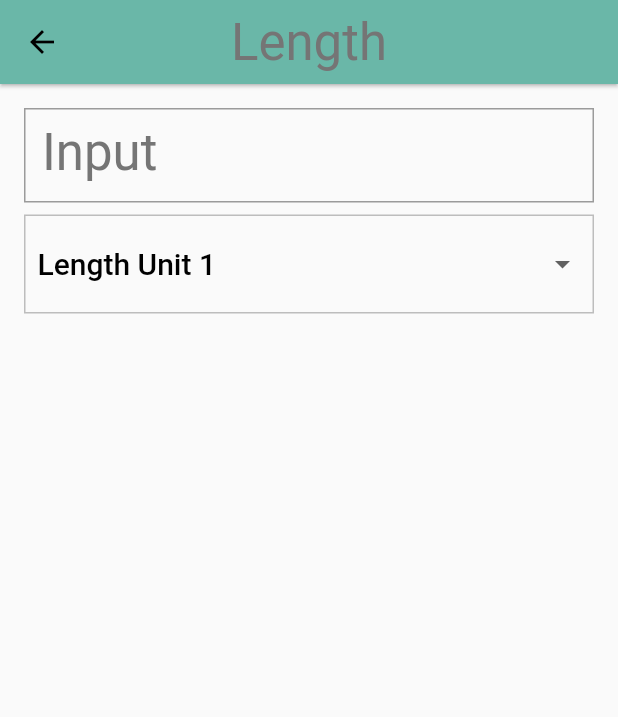
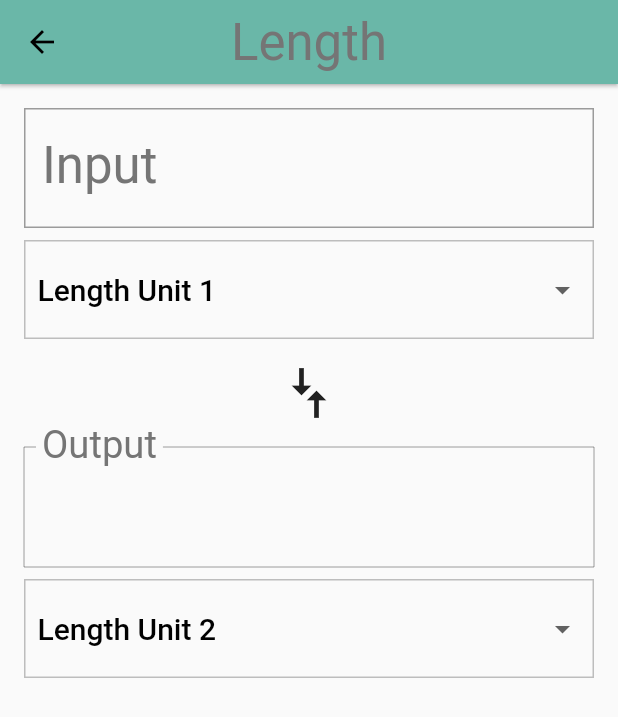
Before and after one commit to t3DDy-choco/flutter-heapstash, a Flutter app: the screen it shows after launch, after a tap on "Length", on a phone screen of 412 x 824 dp. Shown: the top 717 px of the screen. Run offline on Flutter 3.47's test engine with Material 2 defaults, Android fonts, the phone set to English and light mode, and no system bars.

Commit message:
Update converter_screen.dart
The Program finally converts, although I am still not using real conversion data.

It works though!

```diff
--- a/task_02_category_widget/lib/converter_screen.dart
+++ b/task_02_category_widget/lib/converter_screen.dart
@@ -19,12 +19,12 @@ class ConverterScreen extends StatefulWidget {
 }
 
 class _ConverterScreenState extends State<ConverterScreen> {
-  // TODO: Set some variables, such as for keeping track of the user's input value and units
   Unit _inputUnit;
+  Unit _outputUnit;
   bool validationCheck = false;
   double inputValue;
-
-  // TODO: Add other helper functions. We've given you one, _format()
+  double outputValue;
+  String converted = '';
 
   /// Clean up conversion; trim trailing zeros, e.g. 5.500 -> 5.5, 10.0 -> 10
   String _format(double conversion) {
@@ -52,6 +52,7 @@ class _ConverterScreenState extends State<ConverterScreen> {
   void _setDefaults() {
     setState(() {
       _inputUnit = widget.units[0];
+      _outputUnit = widget.units[1];
     });
   }
 
@@ -82,26 +83,79 @@ class _ConverterScreenState extends State<ConverterScreen> {
     return null;
   }
 
-  void _inputValidation(String value) {
+  void _update(String value) {
     setState(() {
-      try {
-        inputValue = double.parse(value);
-        validationCheck = false;
-      } on Exception catch (e) {
-        validationCheck = true;
+      if (value == null || value.isEmpty) {
+        converted = '';
+      } else {
+        try {
+          inputValue = double.parse(value);
+          validationCheck = false;
+          convert();
+        } on Exception catch (e) {
+          validationCheck = true;
+          print(e);
+        }
       }
     });
   }
 
+  void convert() {
+    setState(() {
+      outputValue =
+          inputValue * (_outputUnit.conversion / _inputUnit.conversion);
+      converted = _format(outputValue);
+    });
+  }
+
+  void _inputChanged(dynamic unit) {
+    setState(() {
+      _inputUnit = _updateValue(unit);
+    });
+    if (inputValue != null) {
+      convert();
+    }
+  }
+
+  void _outputChanged(dynamic unit) {
+    setState(() {
+      _outputUnit = _updateValue(unit);
+    });
+    if (inputValue != null) {
+      convert();
+    }
+  }
+
+  Container _buildDropDown(Unit unit, var changed) {
+    return Container(
+      margin: EdgeInsets.only(top: 8.0),
+      padding: EdgeInsets.all(8.0),
+      decoration: BoxDecoration(
+        border: Border.all(
+          color: Colors.grey[400],
+          width: 1.0,
+        ),
+      ),
+      child: DropdownButtonHideUnderline(
+        child: DropdownButton(
+          isExpanded: true,
+          value: unit.name,
+          style: Theme.of(context).textTheme.headline6,
+          onChanged: changed,
+          items: _returnDropDownItems(),
+        ),
+      ),
+    );
+  }
+
   @override
   Widget build(BuildContext context) {
-    // TODO: Create the 'input' group of widgets. This is a Column that
-    // includes the input value, and 'from' unit [Dropdown].
-    final Column input = Column(
+    final Column inputCol = Column(
+      crossAxisAlignment: CrossAxisAlignment.stretch,
       children: [
         TextField(
           keyboardType: TextInputType.number,
-          style: Theme.of(context).textTheme.headline6,
+          style: Theme.of(context).textTheme.headline4,
           decoration: InputDecoration(
             labelStyle: Theme.of(context).textTheme.headline4,
             labelText: 'Input',
@@ -111,45 +165,53 @@ class _ConverterScreenState extends State<ConverterScreen> {
               borderRadius: BorderRadius.circular(0.0),
             ),
           ),
-          onChanged: _inputValidation,
+          onChanged: _update,
         ),
-        Container(
-          margin: EdgeInsets.only(top: 8.0),
-          padding: EdgeInsets.all(8.0),
-          decoration: BoxDecoration(
-              border: Border.all(
-            color: Colors.grey[400],
-            width: 1.0,
-          )),
-          child: DropdownButtonHideUnderline(
-            child: DropdownButton(
-              isExpanded: true,
-              value: _inputUnit.name,
-              style: Theme.of(context).textTheme.headline6,
-              onChanged: (newValue) {
-                setState(() {
-                  _inputUnit = _updateValue(newValue);
-                });
-              },
-              items: _returnDropDownItems(),
+        _buildDropDown(_inputUnit, _inputChanged),
+      ],
+    );
+
+    final Padding inputSection = Padding(
+      padding: EdgeInsets.all(16.0),
+      child: inputCol,
+    );
+
+    final RotatedBox icon = RotatedBox(
+      quarterTurns: 1,
+      child: Icon(
+        Icons.compare_arrows,
+        size: 40.0,
+      ),
+    );
+
+    final Column outputCol = Column(
+      crossAxisAlignment: CrossAxisAlignment.stretch,
+      children: [
+        InputDecorator(
+          child: Text(
+            converted,
+            style: Theme.of(context).textTheme.headline4,
+          ),
+          decoration: InputDecoration(
+            labelStyle: Theme.of(context).textTheme.headline4,
+            labelText: 'Output',
+            enabled: false,
+            border: OutlineInputBorder(
+              borderRadius: BorderRadius.circular(0.0),
             ),
           ),
         ),
+        _buildDropDown(_outputUnit, _outputChanged),
       ],
     );
 
-    // TODO: Create a compare arrows icon.
+    final Padding outputSection = Padding(
+      padding: _padding,
+      child: outputCol,
+    );
 
-    // TODO: Create the 'output' group of widgets. This is a Column that
-    // includes the output value, and 'to' unit [Dropdown].
-
-    // TODO: Return the input, arrows, and output widgets, wrapped in a Column.
-
-    return Padding(
-      padding: EdgeInsets.all(16.0),
-      child: ListView(
-        children: [input],
-      ),
+    return Column(
+      children: [inputSection, icon, outputSection],
     );
   }
 }
```
